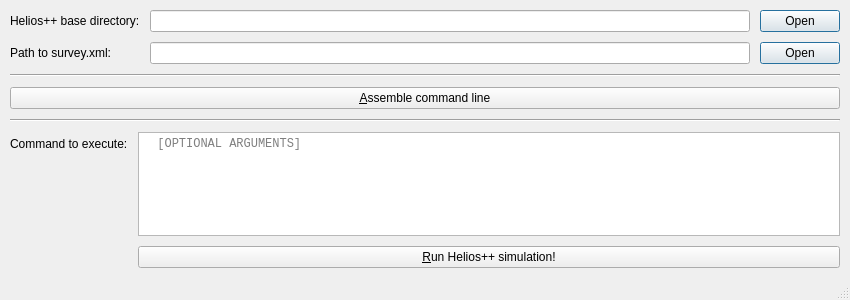
dg-505/helios-launcher, file ui/mainwindow.ui: the form before one commit.
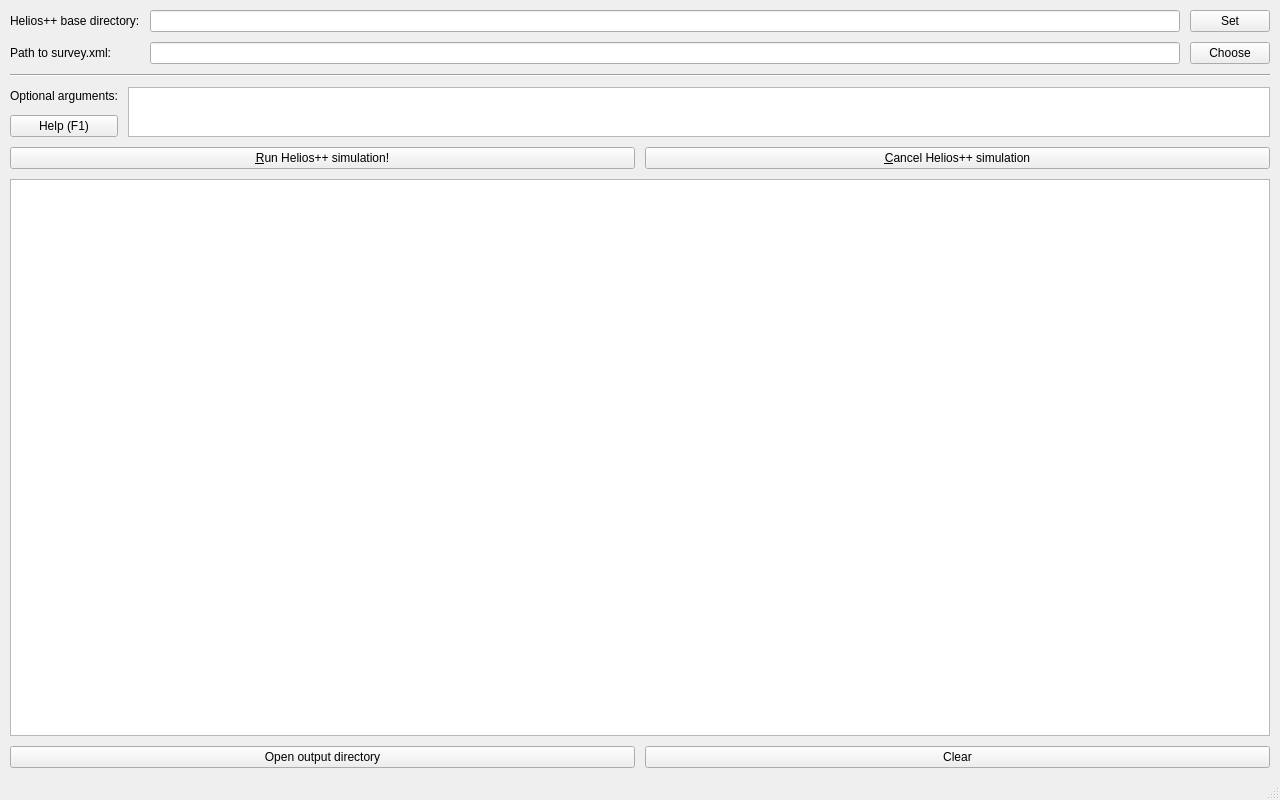
The form after the commit. Icons and pictures are not drawn.

Commit message:
Add basic functionality to execute HELIOS++from the launcher
Output will be written to the Text Browser

The edit to the form file:
```diff
--- a/ui/mainwindow.ui
+++ b/ui/mainwindow.ui
@@ -6,10 +6,16 @@
    <rect>
     <x>0</x>
     <y>0</y>
-    <width>669</width>
-    <height>300</height>
+    <width>1280</width>
+    <height>800</height>
    </rect>
   </property>
+  <property name="minimumSize">
+   <size>
+    <width>1280</width>
+    <height>800</height>
+   </size>
+  </property>
   <property name="windowTitle">
    <string>Helios++ GUI</string>
   </property>
@@ -34,6 +40,167 @@
     <property name="spacing">
      <number>10</number>
     </property>
+    <item row="5" column="0">
+     <layout class="QHBoxLayout" name="horizontalLayout_2">
+      <property name="spacing">
+       <number>10</number>
+      </property>
+      <property name="bottomMargin">
+       <number>0</number>
+      </property>
+      <item>
+       <widget class="QPushButton" name="pushButton_4">
+        <property name="cursor">
+         <cursorShape>PointingHandCursor</cursorShape>
+        </property>
+        <property name="text">
+         <string>&amp;Run Helios++ simulation!</string>
+        </property>
+        <property name="icon">
+         <iconset theme="media-playback-start"/>
+        </property>
+       </widget>
+      </item>
+      <item>
+       <widget class="QPushButton" name="pushButton">
+        <property name="text">
+         <string>&amp;Cancel Helios++ simulation</string>
+        </property>
+        <property name="icon">
+         <iconset theme="process-stop"/>
+        </property>
+       </widget>
+      </item>
+     </layout>
+    </item>
+    <item row="3" column="0">
+     <widget class="Line" name="line_2">
+      <property name="orientation">
+       <enum>Qt::Horizontal</enum>
+      </property>
+     </widget>
+    </item>
+    <item row="4" column="0">
+     <layout class="QFormLayout" name="formLayout_2">
+      <property name="horizontalSpacing">
+       <number>10</number>
+      </property>
+      <property name="verticalSpacing">
+       <number>10</number>
+      </property>
+      <item row="0" column="1">
+       <widget class="QPlainTextEdit" name="plainTextEdit">
+        <property name="sizePolicy">
+         <sizepolicy hsizetype="Expanding" vsizetype="Fixed">
+          <horstretch>0</horstretch>
+          <verstretch>0</verstretch>
+         </sizepolicy>
+        </property>
+        <property name="minimumSize">
+         <size>
+          <width>0</width>
+          <height>50</height>
+         </size>
+        </property>
+        <property name="maximumSize">
+         <size>
+          <width>16777215</width>
+          <height>50</height>
+         </size>
+        </property>
+        <property name="font">
+         <font>
+          <family>DejaVu Sans Mono</family>
+         </font>
+        </property>
+        <property name="cursor" stdset="0">
+         <cursorShape>IBeamCursor</cursorShape>
+        </property>
+       </widget>
+      </item>
+      <item row="0" column="0">
+       <layout class="QVBoxLayout" name="verticalLayout_4">
+        <property name="spacing">
+         <number>10</number>
+        </property>
+        <item>
+         <widget class="QLabel" name="label_3">
+          <property name="text">
+           <string>Optional arguments:</string>
+          </property>
+         </widget>
+        </item>
+        <item>
+         <widget class="QPushButton" name="pushButton_7">
+          <property name="cursor">
+           <cursorShape>PointingHandCursor</cursorShape>
+          </property>
+          <property name="text">
+           <string>Help (F1)</string>
+          </property>
+          <property name="icon">
+           <iconset theme="help"/>
+          </property>
+          <property name="shortcut">
+           <string>F1</string>
+          </property>
+         </widget>
+        </item>
+       </layout>
+      </item>
+     </layout>
+    </item>
+    <item row="7" column="0">
+     <widget class="QTextBrowser" name="textBrowser_2">
+      <property name="minimumSize">
+       <size>
+        <width>0</width>
+        <height>400</height>
+       </size>
+      </property>
+      <property name="font">
+       <font>
+        <family>Liberation Mono</family>
+       </font>
+      </property>
+      <property name="cursor" stdset="0">
+       <cursorShape>IBeamCursor</cursorShape>
+      </property>
+     </widget>
+    </item>
+    <item row="10" column="0">
+     <layout class="QHBoxLayout" name="horizontalLayout">
+      <property name="spacing">
+       <number>10</number>
+      </property>
+      <item>
+       <widget class="QPushButton" name="pushButton_5">
+        <property name="cursor">
+         <cursorShape>PointingHandCursor</cursorShape>
+        </property>
+        <property name="text">
+         <string>Open output directory</string>
+        </property>
+        <property name="icon">
+         <iconset theme="folder"/>
+        </property>
+       </widget>
+      </item>
+      <item>
+       <widget class="QPushButton" name="pushButton_3">
+        <property name="cursor">
+         <cursorShape>PointingHandCursor</cursorShape>
+        </property>
+        <property name="text">
+         <string>Clear</string>
+        </property>
+        <property name="icon">
+         <iconset theme="edit-clear"/>
+        </property>
+       </widget>
+      </item>
+     </layout>
+    </item>
     <item row="0" column="0">
      <layout class="QGridLayout" name="gridLayout">
       <property name="leftMargin">
@@ -70,22 +237,6 @@
         </property>
        </widget>
       </item>
-      <item row="0" column="3">
-       <widget class="QDialogButtonBox" name="buttonBox">
-        <property name="sizePolicy">
-         <sizepolicy hsizetype="Fixed" vsizetype="Fixed">
-          <horstretch>0</horstretch>
-          <verstretch>0</verstretch>
-         </sizepolicy>
-        </property>
-        <property name="cursor">
-         <cursorShape>PointingHandCursor</cursorShape>
-        </property>
-        <property name="standardButtons">
-         <set>QDialogButtonBox::Open</set>
-        </property>
-       </widget>
-      </item>
       <item row="0" column="0">
        <widget class="QLabel" name="label">
         <property name="text">
@@ -93,25 +244,6 @@
         </property>
        </widget>
       </item>
-      <item row="1" column="3">
-       <widget class="QDialogButtonBox" name="buttonBox_2">
-        <property name="sizePolicy">
-         <sizepolicy hsizetype="Fixed" vsizetype="Fixed">
-          <horstretch>0</horstretch>
-          <verstretch>0</verstretch>
-         </sizepolicy>
-        </property>
-        <property name="cursor">
-         <cursorShape>PointingHandCursor</cursorShape>
-        </property>
-        <property name="standardButtons">
-         <set>QDialogButtonBox::Open</set>
-        </property>
-        <property name="centerButtons">
-         <bool>false</bool>
-        </property>
-       </widget>
-      </item>
       <item row="1" column="0">
        <widget class="QLabel" name="label_2">
         <property name="text">
@@ -129,74 +261,25 @@
         </property>
        </widget>
       </item>
-     </layout>
-    </item>
-    <item row="4" column="0">
-     <layout class="QFormLayout" name="formLayout_2">
-      <item row="0" column="0">
-       <widget class="QLabel" name="label_3">
+      <item row="0" column="3">
+       <widget class="QPushButton" name="pushButton_2">
         <property name="text">
-         <string>Command to execute:</string>
+         <string>Set</string>
         </property>
        </widget>
       </item>
-      <item row="1" column="1">
-       <widget class="QPushButton" name="pushButton_4">
-        <property name="cursor">
-         <cursorShape>PointingHandCursor</cursorShape>
-        </property>
+      <item row="1" column="3">
+       <widget class="QPushButton" name="pushButton_6">
         <property name="text">
-         <string>&amp;Run Helios++ simulation!</string>
+         <string>Choose</string>
         </property>
-       </widget>
-      </item>
-      <item row="0" column="1">
-       <widget class="QPlainTextEdit" name="plainTextEdit">
-        <property name="font">
-         <font>
-          <family>Monospace</family>
-         </font>
+        <property name="icon">
+         <iconset theme="text-html"/>
         </property>
-        <property name="cursor" stdset="0">
-         <cursorShape>IBeamCursor</cursorShape>
-        </property>
-        <property name="placeholderText">
-         <string>&lt;/path/to/helios/run/helios.exe&gt; &lt;/path/to/survey.xml&gt; [OPTIONAL ARGUMENTS]</string>
-        </property>
        </widget>
       </item>
      </layout>
     </item>
-    <item row="3" column="0">
-     <widget class="Line" name="line_2">
-      <property name="orientation">
-       <enum>Qt::Horizontal</enum>
-      </property>
-     </widget>
-    </item>
-    <item row="1" column="0">
-     <widget class="Line" name="line">
-      <property name="orientation">
-       <enum>Qt::Horizontal</enum>
-      </property>
-     </widget>
-    </item>
-    <item row="2" column="0">
-     <widget class="QPushButton" name="pushButton_3">
-      <property name="minimumSize">
-       <size>
-        <width>0</width>
-        <height>0</height>
-       </size>
-      </property>
-      <property name="cursor">
-       <cursorShape>PointingHandCursor</cursorShape>
-      </property>
-      <property name="text">
-       <string>&amp;Assemble command line</string>
-      </property>
-     </widget>
-    </item>
    </layout>
   </widget>
   <widget class="QMenuBar" name="menuBar">
```
Left out of the diff: 10 changed lines with no effect on the pictures. The commit also changes 7 other files.
